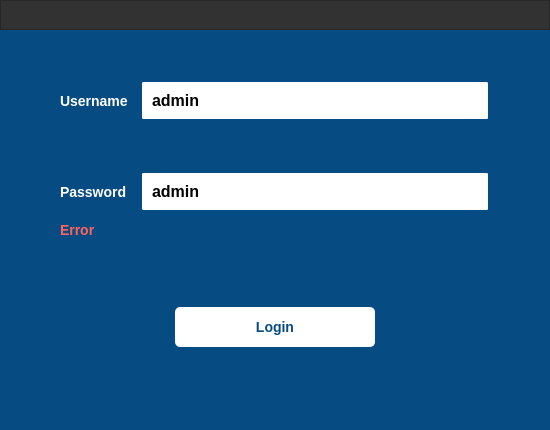
Old version of the form UIFiles/login.ui in the repository DORSA-co/MSC_Conveyor.
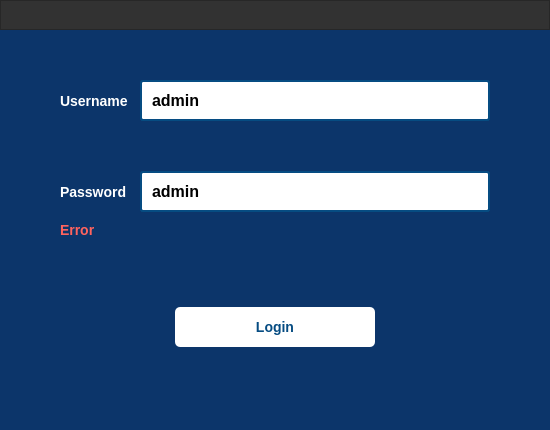
New version of the form. Icons and pictures are not drawn.

The edit to the form file:
```diff
--- a/UIFiles/login.ui
+++ b/UIFiles/login.ui
@@ -48,7 +48,7 @@
 
 #login_dialog_window{
 	background-color: #ffffff;
-	background-color: rgb(6, 76, 130);
+	background-color: rgb(12, 53, 106);
 }
 
 
```
